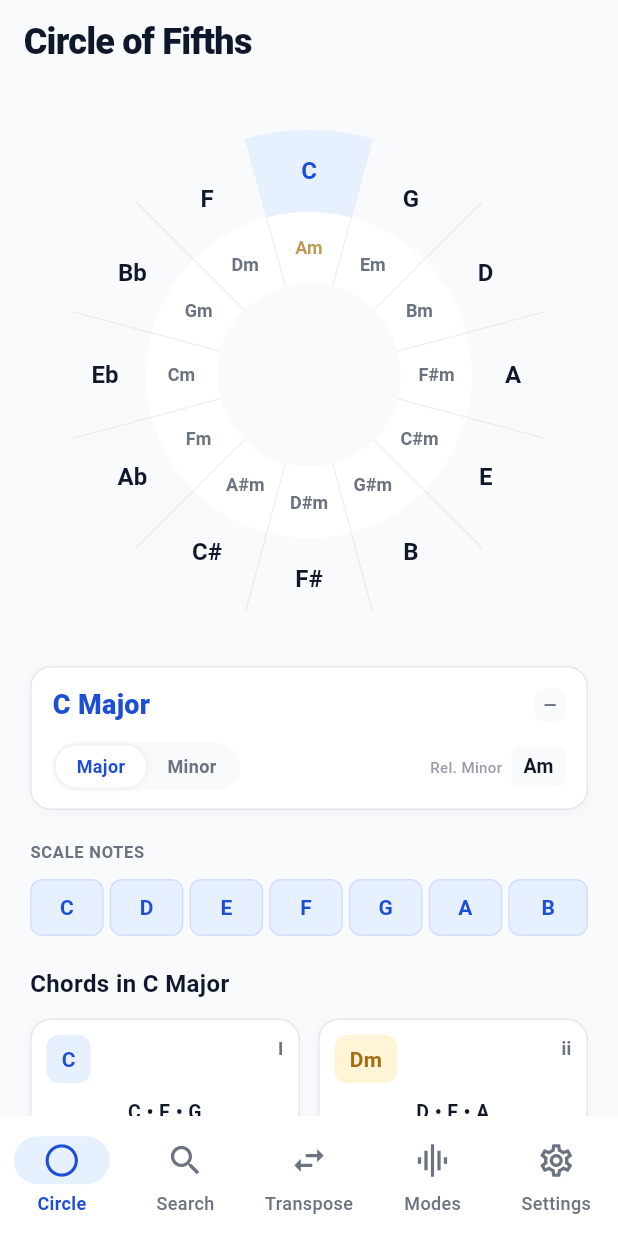
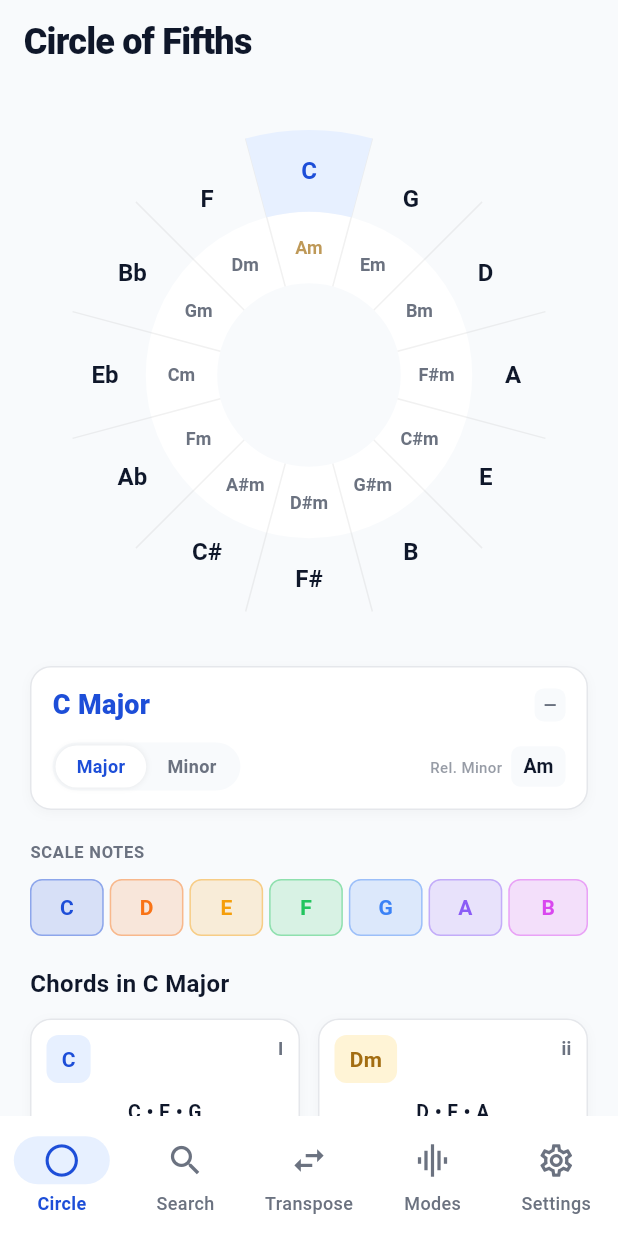
Before and after one commit to nunpdsantos/music_atlas, a Flutter app: the screen it shows after launch, on a phone screen of 412 x 824 dp. Run offline on Flutter 3.47's test engine with Material 3 defaults, Android fonts, the phone set to English and light mode, and no system bars; our stand-ins replace flutter_riverpod, google_fonts.

Commit message:
Apply interval colors to scale note cards
Use the same interval color system for scale notes in Circle and Modes
screens. Each note in the scale row now shows its interval color (Root,
2nd, 3rd, etc.) matching the colors on the fretboard and keyboard.

Dark mode uses the softer color palette for better contrast.

```diff
--- a/lib/ui/screens/circle_screen.dart
+++ b/lib/ui/screens/circle_screen.dart
@@ -3,6 +3,7 @@ import 'package:flutter_riverpod/flutter_riverpod.dart';
 import '../../logic/providers.dart';
 import '../../logic/theory_engine.dart';
 import '../../core/theme.dart';
+import '../../core/note_utils.dart';
 import '../../data/models.dart';
 import '../components/circle_of_fifths.dart';
 import '../components/chord_card.dart';
@@ -25,12 +26,10 @@ class CircleScreen extends ConsumerWidget {
     final textSecondary = AppTheme.getTextSecondary(context);
     final textPrimary = AppTheme.getTextPrimary(context);
     final cardBg = AppTheme.getCardBg(context);
-    final majorLight = AppTheme.getMajorLight(context);
-    final minorLight = AppTheme.getMinorLight(context);
+    final isDark = AppTheme.isDark(context);
 
-    final scaleBg = isMajor ? majorLight : minorLight;
-    final scaleText = isMajor ? AppTheme.tonicBlue : AppTheme.minorAmber;
-    final scaleBorder = isMajor ? AppTheme.tonicBlue : AppTheme.minorAmber;
+    // Root note for interval calculations
+    final scaleRoot = pack.scale.isNotEmpty ? pack.scale.first : 'C';
 
     return Scaffold(
       appBar: AppBar(
@@ -80,6 +79,12 @@ class CircleScreen extends ConsumerWidget {
               final idx = entry.key;
               final note = entry.value;
 
+              // Calculate interval from root for color
+              final rootPc = NoteUtils.pitchClass(scaleRoot);
+              final notePc = NoteUtils.pitchClass(note);
+              final interval = (notePc - rootPc + 12) % 12;
+              final intervalColor = AppTheme.getIntervalColorForMode(interval, isDark);
+
               return Expanded(
                 child: GestureDetector(
                   onTap: () {
@@ -116,15 +121,15 @@ class CircleScreen extends ConsumerWidget {
                     height: 38,
                     alignment: Alignment.center,
                     decoration: BoxDecoration(
-                      color: scaleBg,
+                      color: intervalColor.withOpacity(isDark ? 0.2 : 0.15),
                       borderRadius: BorderRadius.circular(8),
-                      border: Border.all(color: scaleBorder.withOpacity(0.1)),
+                      border: Border.all(color: intervalColor.withOpacity(0.4)),
                     ),
                     child: Text(
                       note,
                       style: TextStyle(
                         fontWeight: FontWeight.w700,
-                        color: scaleText,
+                        color: intervalColor,
                         fontSize: 14,
                       ),
                     ),
```
Also changed, not shown: lib/ui/screens/modes_screen.dart (+10 -3 lines).
